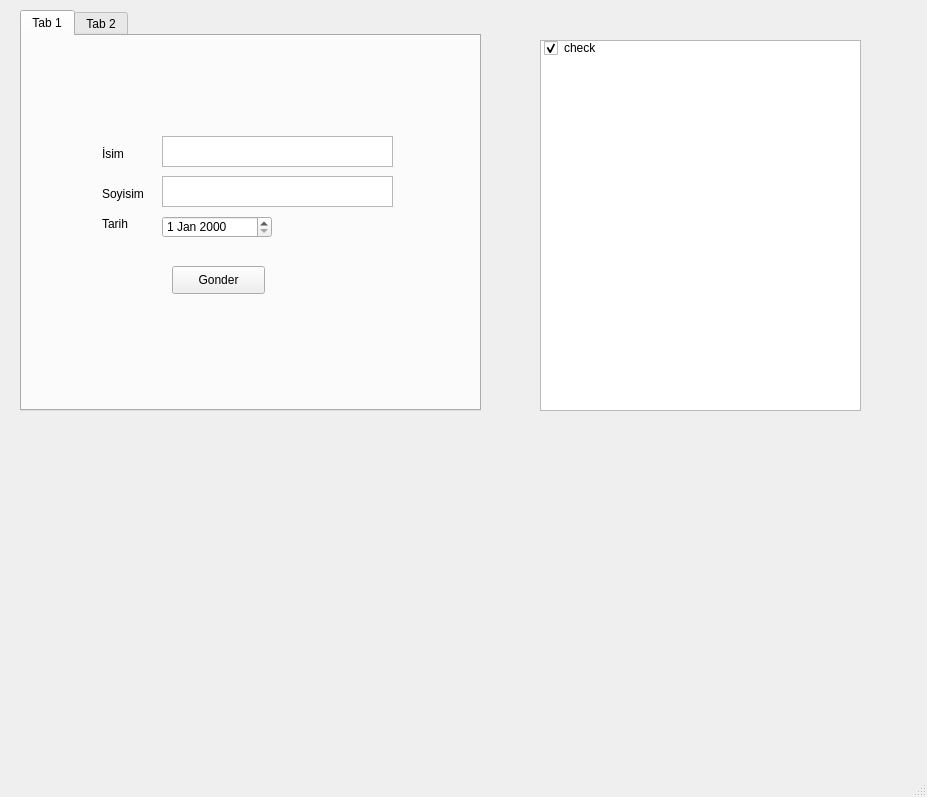
First picture: the form in mainWindow.ui, repository berkbaloglu/Sirket-Lokasyon, before the edit.
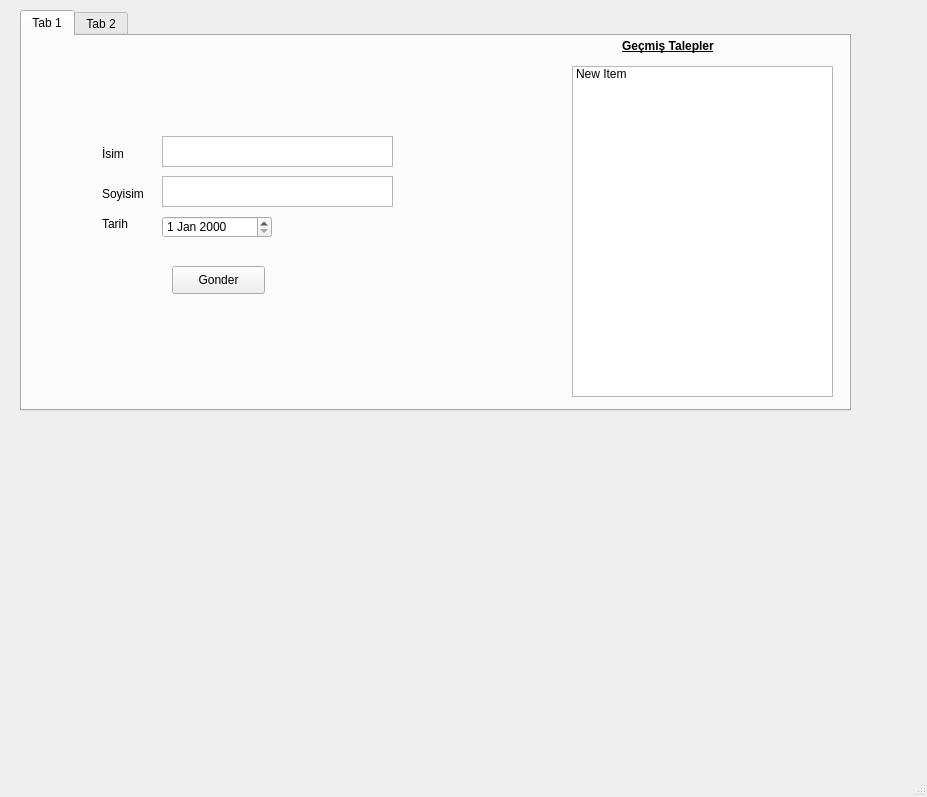
Second picture: the form after the edit. The open tabs and pages were chosen to show the change.

What changed in the file:
```diff
--- a/mainWindow.ui
+++ b/mainWindow.ui
@@ -22,7 +22,7 @@
      <rect>
       <x>20</x>
       <y>10</y>
-      <width>461</width>
+      <width>831</width>
       <height>401</height>
      </rect>
     </property>
@@ -69,7 +69,7 @@
        <string>Soyisim</string>
       </property>
      </widget>
-     <widget class="QTextEdit" name="soyisimtxt">
+     <widget class="QTextEdit" name="soyisim">
       <property name="geometry">
        <rect>
         <x>140</x>
@@ -105,7 +105,7 @@
        <string>Tarih</string>
       </property>
      </widget>
-     <widget class="QTextEdit" name="textEdit">
+     <widget class="QTextEdit" name="isim">
       <property name="geometry">
        <rect>
         <x>140</x>
@@ -115,12 +115,49 @@
        </rect>
       </property>
      </widget>
+     <widget class="QWidget" name="horizontalLayoutWidget_2">
+      <property name="geometry">
+       <rect>
+        <x>550</x>
+        <y>30</y>
+        <width>261</width>
+        <height>331</height>
+       </rect>
+      </property>
+      <layout class="QHBoxLayout" name="horizontalLayout_2">
+       <item>
+        <widget class="QListWidget" name="gecmisList">
+         <item>
+          <property name="text">
+           <string>New Item</string>
+          </property>
+          <property name="flags">
+           <set>ItemIsSelectable|ItemIsEditable|ItemIsDragEnabled|ItemIsUserCheckable|ItemIsEnabled</set>
+          </property>
+         </item>
+        </widget>
+       </item>
+      </layout>
+     </widget>
+     <widget class="QLabel" name="label_5">
+      <property name="geometry">
+       <rect>
+        <x>600</x>
+        <y>0</y>
+        <width>121</width>
+        <height>21</height>
+       </rect>
+      </property>
+      <property name="text">
+       <string>&lt;html&gt;&lt;head/&gt;&lt;body&gt;&lt;p&gt;&lt;span style=&quot; font-size:9pt; font-weight:600; text-decoration: underline;&quot;&gt;Geçmiş Talepler&lt;/span&gt;&lt;/p&gt;&lt;/body&gt;&lt;/html&gt;</string>
+      </property>
+     </widget>
     </widget>
     <widget class="QWidget" name="tab_2">
      <attribute name="title">
       <string>Tab 2</string>
      </attribute>
-     <widget class="QTextEdit" name="textEdit_2">
+     <widget class="QTextEdit" name="sifre">
       <property name="geometry">
        <rect>
         <x>160</x>
@@ -130,7 +167,7 @@
        </rect>
       </property>
      </widget>
-     <widget class="QPushButton" name="pushButton_2">
+     <widget class="QPushButton" name="girisBtn">
       <property name="geometry">
        <rect>
         <x>210</x>
@@ -156,20 +193,18 @@
        <string>&lt;html&gt;&lt;head/&gt;&lt;body&gt;&lt;p&gt;&lt;span style=&quot; font-size:16pt; color:#17ff17;&quot;&gt;Departman Şifrenizi Girin&lt;/span&gt;&lt;/p&gt;&lt;/body&gt;&lt;/html&gt;</string>
       </property>
      </widget>
-    </widget>
-   </widget>
    <widget class="QWidget" name="horizontalLayoutWidget">
     <property name="geometry">
      <rect>
-      <x>540</x>
-      <y>40</y>
+        <x>490</x>
+        <y>0</y>
       <width>321</width>
       <height>371</height>
      </rect>
     </property>
     <layout class="QHBoxLayout" name="horizontalLayout">
      <item>
-      <widget class="QListWidget" name="listWidget">
+        <widget class="QListWidget" name="tumList">
        <item>
         <property name="text">
          <string>check</string>
@@ -181,6 +216,8 @@
       </widget>
      </item>
     </layout>
+     </widget>
+    </widget>
    </widget>
   </widget>
   <widget class="QMenuBar" name="menubar">
```
Lines whose indentation alone changed are shown as unchanged.
